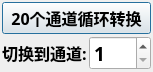
Old version of the form MulitChannalBox/clsSwitchBoxTest.ui in the repository caicaiking/WKEFactoryView2014.
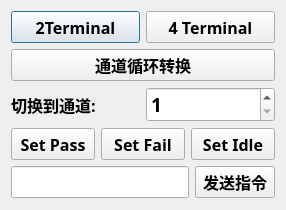
New version of the form.

Commit message: 完成了多通道测试软件

The edit to the form file:
```diff
--- a/MulitChannalBox/clsSwitchBoxTest.ui
+++ b/MulitChannalBox/clsSwitchBoxTest.ui
@@ -6,8 +6,8 @@
    <rect>
     <x>0</x>
     <y>0</y>
-    <width>153</width>
-    <height>72</height>
+    <width>286</width>
+    <height>210</height>
    </rect>
   </property>
   <property name="font">
@@ -26,21 +26,52 @@
 }</string>
   </property>
   <layout class="QVBoxLayout" name="verticalLayout">
-   <property name="spacing">
-    <number>2</number>
-   </property>
-   <property name="leftMargin">
-    <number>2</number>
-   </property>
-   <property name="topMargin">
-    <number>2</number>
-   </property>
-   <property name="rightMargin">
-    <number>2</number>
-   </property>
-   <property name="bottomMargin">
-    <number>2</number>
-   </property>
+   <item>
+    <layout class="QHBoxLayout" name="horizontalLayout_4">
+     <item>
+      <widget class="QPushButton" name="btnChangeTerminal">
+       <property name="minimumSize">
+        <size>
+         <width>0</width>
+         <height>32</height>
+        </size>
+       </property>
+       <property name="font">
+        <font>
+         <family>楷体</family>
+         <pointsize>12</pointsize>
+         <weight>75</weight>
+         <bold>true</bold>
+        </font>
+       </property>
+       <property name="text">
+        <string>2Terminal</string>
+       </property>
+      </widget>
+     </item>
+     <item>
+      <widget class="QPushButton" name="btnChangeTerminal4">
+       <property name="minimumSize">
+        <size>
+         <width>0</width>
+         <height>32</height>
+        </size>
+       </property>
+       <property name="font">
+        <font>
+         <family>楷体</family>
+         <pointsize>12</pointsize>
+         <weight>75</weight>
+         <bold>true</bold>
+        </font>
+       </property>
+       <property name="text">
+        <string>4 Terminal</string>
+       </property>
+      </widget>
+     </item>
+    </layout>
+   </item>
    <item>
     <widget class="QPushButton" name="btnLoop">
      <property name="minimumSize">
@@ -58,7 +89,7 @@
       </font>
      </property>
      <property name="text">
-      <string>20个通道循环转换</string>
+      <string>通道循环转换</string>
      </property>
      <property name="checkable">
       <bool>true</bool>
@@ -108,6 +139,116 @@
      </item>
     </layout>
    </item>
+   <item>
+    <layout class="QHBoxLayout" name="horizontalLayout_3">
+     <item>
+      <widget class="QPushButton" name="btnSetPass">
+       <property name="minimumSize">
+        <size>
+         <width>0</width>
+         <height>32</height>
+        </size>
+       </property>
+       <property name="font">
+        <font>
+         <family>楷体</family>
+         <pointsize>12</pointsize>
+         <weight>75</weight>
+         <bold>true</bold>
+        </font>
+       </property>
+       <property name="text">
+        <string>Set Pass</string>
+       </property>
+      </widget>
+     </item>
+     <item>
+      <widget class="QPushButton" name="btnSetFail">
+       <property name="minimumSize">
+        <size>
+         <width>0</width>
+         <height>32</height>
+        </size>
+       </property>
+       <property name="font">
+        <font>
+         <family>楷体</family>
+         <pointsize>12</pointsize>
+         <weight>75</weight>
+         <bold>true</bold>
+        </font>
+       </property>
+       <property name="text">
+        <string>Set Fail</string>
+       </property>
+      </widget>
+     </item>
+     <item>
+      <widget class="QPushButton" name="btnSetIdel">
+       <property name="minimumSize">
+        <size>
+         <width>0</width>
+         <height>32</height>
+        </size>
+       </property>
+       <property name="font">
+        <font>
+         <family>楷体</family>
+         <pointsize>12</pointsize>
+         <weight>75</weight>
+         <bold>true</bold>
+        </font>
+       </property>
+       <property name="text">
+        <string>Set Idle</string>
+       </property>
+      </widget>
+     </item>
+    </layout>
+   </item>
+   <item>
+    <layout class="QHBoxLayout" name="horizontalLayout_2">
+     <item>
+      <widget class="QLineEdit" name="txtCommand">
+       <property name="minimumSize">
+        <size>
+         <width>0</width>
+         <height>32</height>
+        </size>
+       </property>
+       <property name="font">
+        <font>
+         <family>楷体</family>
+         <pointsize>12</pointsize>
+         <weight>75</weight>
+         <bold>true</bold>
+        </font>
+       </property>
+      </widget>
+     </item>
+     <item>
+      <widget class="QPushButton" name="btnSendCommand">
+       <property name="minimumSize">
+        <size>
+         <width>0</width>
+         <height>32</height>
+        </size>
+       </property>
+       <property name="font">
+        <font>
+         <family>楷体</family>
+         <pointsize>12</pointsize>
+         <weight>75</weight>
+         <bold>true</bold>
+        </font>
+       </property>
+       <property name="text">
+        <string>发送指令</string>
+       </property>
+      </widget>
+     </item>
+    </layout>
+   </item>
   </layout>
  </widget>
  <resources/>
```
The commit also changes 37 other files.
